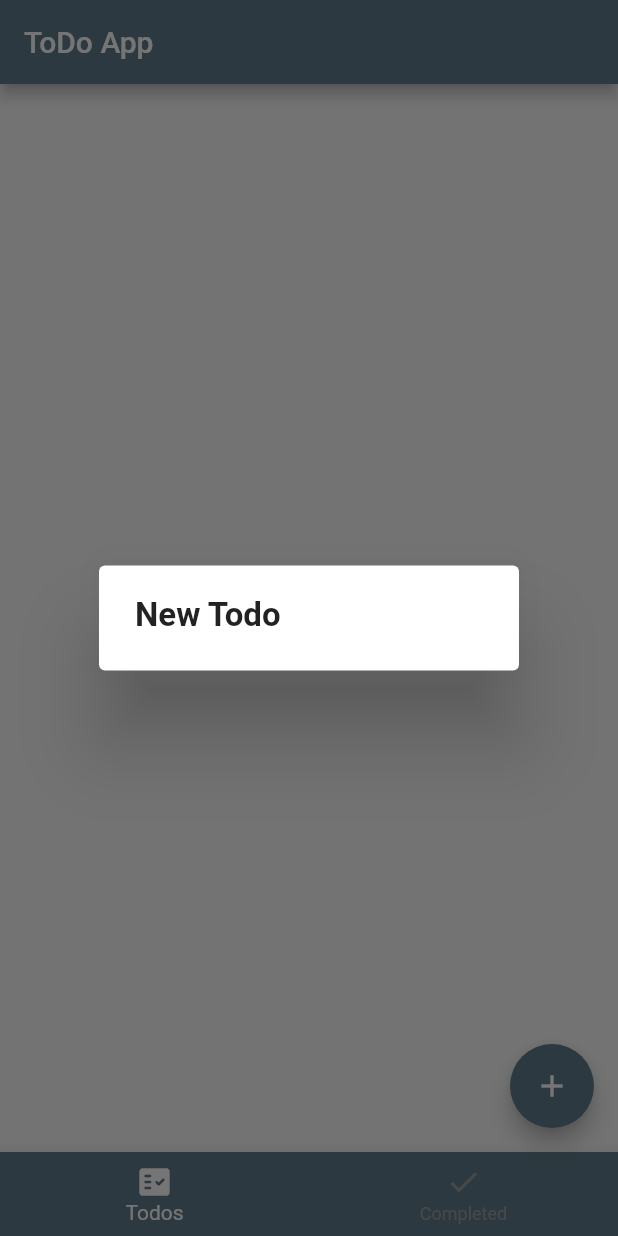
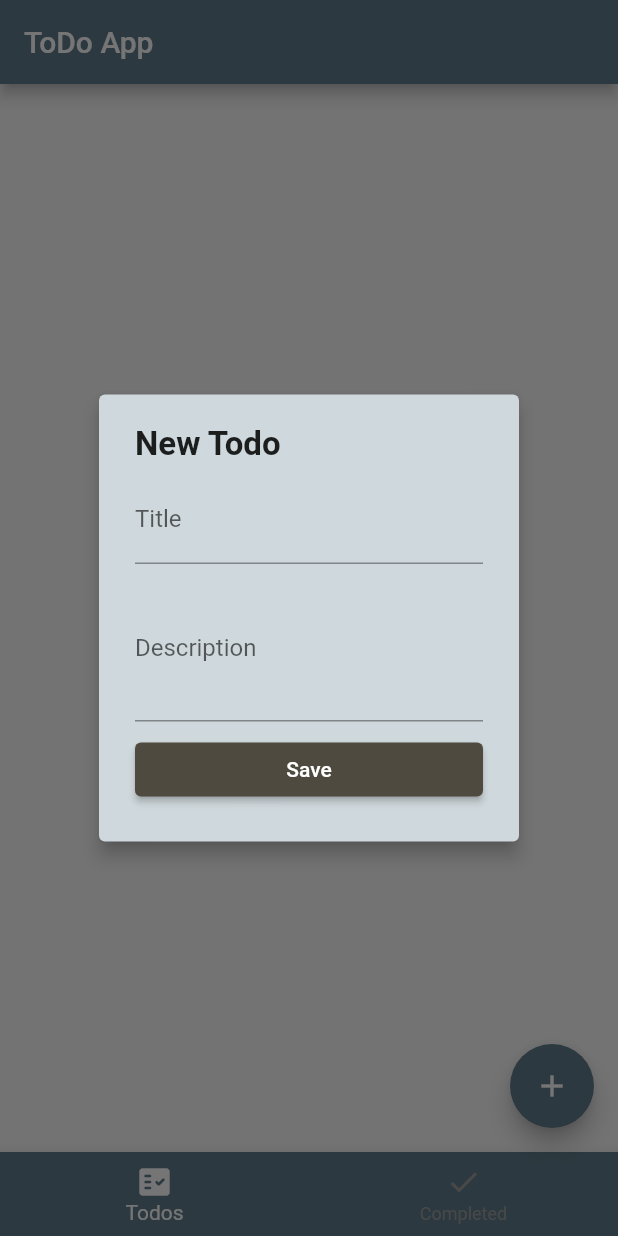
Before and after one commit to BrookFeleke/Todo, a Flutter app: the screen it shows after launch, after a tap on the "add" icon, on a phone screen of 412 x 824 dp. Run offline on Flutter 3.47's test engine with Material 2 defaults, Android fonts, the phone set to English and light mode, and no system bars.

```diff
--- a/lib/widget/AddtodoDialog.dart
+++ b/lib/widget/AddtodoDialog.dart
@@ -1,4 +1,5 @@
 import 'package:flutter/material.dart';
+import './Todo_form_widget.dart';
 
 class AddTodoDialogWidget extends StatefulWidget {
   const AddTodoDialogWidget({Key? key}) : super(key: key);
@@ -14,9 +15,23 @@ class _AddTodoDialogWidgetState extends State<AddTodoDialogWidget> {
 
   @override
   Widget build(BuildContext context) {
-    return AlertDialog(
+    return AlertDialog(elevation: 5,backgroundColor: Theme.of(context).primaryColorLight,
         content: Column(
-            children: [Text('New Todo',style: TextStyle(fontWeight: FontWeight.bold,fontSize: 22),),],
+            children: [
+          const Text(
+            'New Todo',
+            style: TextStyle(fontWeight: FontWeight.bold, fontSize: 22),
+          ),
+          const SizedBox(height: 8),
+          TodoFormWidget(
+            onChangedTitle: (title) => setState(() {
+              this.title = title;
+            }),
+            onChangedDescription: (description) => setState(() {
+              this.description = description;
+            }),onSavedTodo: () {},
+          )
+        ],
             mainAxisSize: MainAxisSize.min,
             crossAxisAlignment: CrossAxisAlignment.start));
   }
--- /dev/null
+++ b/lib/widget/Todo_form_widget.dart
@@ -0,0 +1,65 @@
+import 'package:flutter/material.dart';
+
+class TodoFormWidget extends StatelessWidget {
+  final String title;
+  final String description;
+  final ValueChanged<String> onChangedTitle;
+  final ValueChanged<String> onChangedDescription;
+  final VoidCallback onSavedTodo;
+
+  const TodoFormWidget({
+    Key? key,
+    this.title = '',
+    this.description = '',
+    required this.onChangedTitle,
+    required this.onChangedDescription,
+    required this.onSavedTodo,
+  }) : super(key: key);
+
+  @override
+  Widget build(BuildContext context) {
+    return Column(
+      children: [
+        buildTitle(),
+        const SizedBox(
+          height: 8,
+        ),
+        buildDescription(),
+        const SizedBox(
+          height: 8,
+        ),
+        buildButton(context),
+      ],
+    );
+  }
+
+  Widget buildTitle() => TextFormField(
+        initialValue: title,
+        maxLines: 1,
+        onChanged: onChangedTitle,
+        validator: (title) {
+          if (title!.isEmpty) {
+            return 'The title cannot be empty';
+          }
+          return null;
+        },
+        decoration:
+            InputDecoration(border: UnderlineInputBorder(), labelText: 'Title'),
+      );
+  Widget buildDescription() => TextFormField(
+        initialValue: description,
+        maxLines: 3,
+        onChanged: onChangedDescription,
+        decoration: InputDecoration(
+            border: UnderlineInputBorder(), labelText: 'Description'),
+      );
+  Widget buildButton(ctx) => SizedBox(
+    width: double.infinity,
+    child: ElevatedButton(
+        onPressed: onSavedTodo,
+        child: Text("Save"),
+        style: ButtonStyle(
+            alignment: Alignment.center,
+            backgroundColor: MaterialStateProperty.all(Color.fromARGB(255, 78, 74, 63)))),
+  );
+}
```
